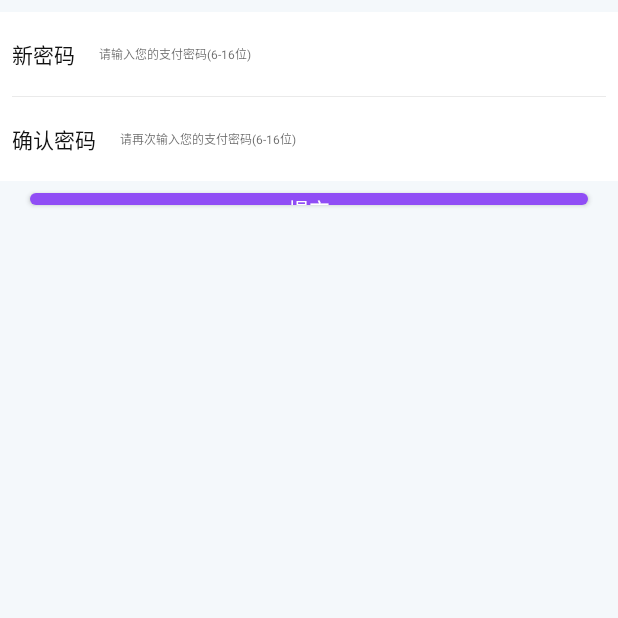
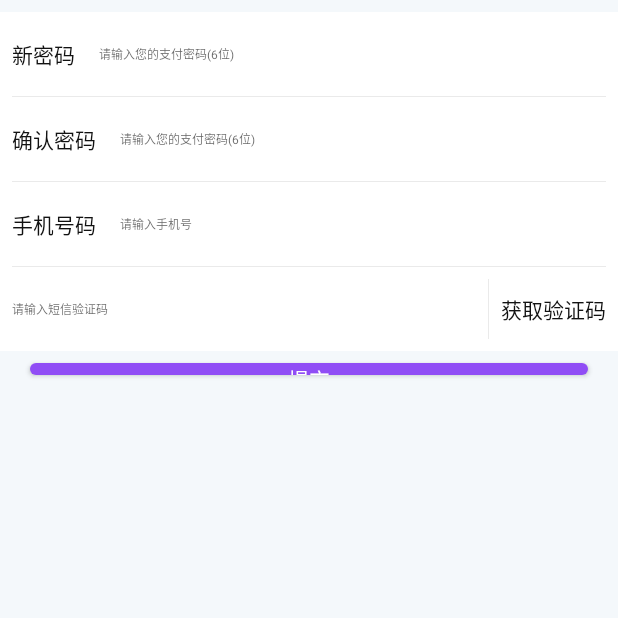
Before and after one commit to qqxliufeng/RedPacketMonkey, an Android app: the fragment PayPasswordFragment shown on its own in the app's theme, on a phone screen of 412 x 824 dp, the top half of it. Run offline under Robolectric (Android 15) with nearby library versions, the phone set to English and light mode, and no system bars; our stand-ins replace Dagger/Hilt's generated code, Room's generated code; libraries missing offline, so code that uses them is left out: android.arch.persistence, cn.jpush.im, com.zhihu.matisse, rx.android.schedulers, rx.functions and 1 more.

Commit message:
修改问题  添加聊天时间 添加支付密码功能

```diff
--- a/app/src/main/java/com/android/ql/lf/redpacketmonkey/interfaces/ViewUserAction.java
+++ b/app/src/main/java/com/android/ql/lf/redpacketmonkey/interfaces/ViewUserAction.java
@@ -35,6 +35,7 @@ public class ViewUserAction implements IViewUserAction {
             UserInfo.getInstance().setUser_as(result.optString("user_as"));
             UserInfo.getInstance().setUser_sex(result.optString("user_sex"));
             UserInfo.getInstance().setUser_dizhi(result.optString("user_dizhi"));
+            UserInfo.getInstance().setUser_z_pass(result.optString("user_z_pass"));
 
             UserInfo.getInstance().setMoney_id(result.optString("money_id"));
             UserInfo.getInstance().setMoney_sum_cou(result.optDouble("money_sum_cou"));
--- a/app/src/main/java/com/android/ql/lf/redpacketmonkey/ui/widgets/PayPsdInputView.java
+++ b/app/src/main/java/com/android/ql/lf/redpacketmonkey/ui/widgets/PayPsdInputView.java
@@ -82,7 +82,7 @@ public class PayPsdInputView extends AppCompatEditText {
      * 竖直分割线的颜色
      */
     private int divideLineColor = getResources().getColor(R.color.colorPrimary);
-    private int focusedColor = getResources().getColor(R.color.colorPrimary);
+    private int focusedColor = getResources().getColor(R.color.colorAccent);
     private RectF rectF = new RectF();
     private RectF focusedRecF = new RectF();
     private int psdType = 0;
--- a/app/src/main/java/com/android/ql/lf/redpacketmonkey/utils/ViewKt.kt
+++ b/app/src/main/java/com/android/ql/lf/redpacketmonkey/utils/ViewKt.kt
@@ -20,7 +20,7 @@ import java.util.regex.Pattern
 
 val PHONE_REG = "^(13[0-9]|14[579]|15[0-3,5-9]|16[6]|17[0135678]|18[0-9]|19[89])\\d{8}\$"
 val IDCARD_REG = "^(\\d{6})(\\d{4})(\\d{2})(\\d{2})(\\d{3})([0-9]|X)\$"
-val MONEY_REG = "^([1-9][0-9]*)\$"
+val MONEY_REG = "^(([1-9]\\d*)|([0]))(\\.(\\d){0,2})?\$"
 
 /**
  * 显示SnackBar
--- a/app/src/main/res/layout/dialog_open_red_packet_layout.xml
+++ b/app/src/main/res/layout/dialog_open_red_packet_layout.xml
@@ -54,7 +54,7 @@
             android:layout_width="wrap_content"
             android:layout_height="wrap_content"
             android:layout_gravity="center"
-            android:layout_marginTop="35dp">
+            android:layout_marginTop="@dimen/dp_40">
 
             <ImageView
                 android:id="@+id/mIvOpenRedPacketOpenAnim"
--- a/app/src/main/res/layout/dialog_wallet_password_layout.xml
+++ b/app/src/main/res/layout/dialog_wallet_password_layout.xml
@@ -15,7 +15,7 @@
             android:layout_height="wrap_content"
             android:gravity="center"
             android:padding="@dimen/dp_10"
-            android:text="请输入钱包密码"
+            android:text="请输入支付密码"
             android:textColor="@color/deepTextColor"
             android:textSize="16sp" />
 
@@ -31,15 +31,17 @@
             android:layout_width="match_parent"
             android:layout_height="wrap_content"
             android:layout_marginLeft="@dimen/dp_10"
+            android:layout_marginTop="20dp"
             android:layout_marginRight="@dimen/dp_10"
-            android:layout_marginTop="20dp"
             android:hint="请输入钱包密码"
             android:inputType="numberPassword"
+            android:layout_marginBottom="20dp"
             android:textSize="@dimen/sp_14" />
 
         <RelativeLayout
             android:layout_width="match_parent"
             android:layout_height="wrap_content"
+            android:visibility="gone"
             android:layout_marginTop="@dimen/dp_10">
 
             <TextView
--- a/app/src/main/res/layout/fragment_mine_recommend_layout.xml
+++ b/app/src/main/res/layout/fragment_mine_recommend_layout.xml
@@ -48,7 +48,7 @@
                     android:layout_centerHorizontal="true"
                     android:layout_gravity="center"
                     android:layout_marginTop="30dp"
-                    android:text="0.00"
+                    android:text="0.0"
                     android:textColor="@color/colorPrimary"
                     android:textSize="30sp" />
 
--- a/app/src/main/res/layout/fragment_pay_password_layout.xml
+++ b/app/src/main/res/layout/fragment_pay_password_layout.xml
@@ -32,12 +32,12 @@
                 android:layout_height="match_parent"
                 android:background="@null"
                 android:gravity="center_vertical"
-                android:hint="请输入您的支付密码(6-16位)"
-                android:maxLength="16"
-                android:inputType="textPassword"
+                android:hint="请输入您的支付密码(6位)"
+                android:inputType="numberPassword"
+                android:maxLength="6"
                 android:padding="@dimen/dp_10"
-                android:textSize="@dimen/sp_14"
-                android:textColor="@color/deepTextColor" />
+                android:textColor="@color/deepTextColor"
+                android:textSize="@dimen/sp_14" />
         </LinearLayout>
 
 
@@ -67,11 +67,89 @@
                 android:layout_height="match_parent"
                 android:background="@null"
                 android:gravity="center_vertical"
-                android:hint="请再次输入您的支付密码(6-16位)"
-                android:inputType="textPassword"
-                android:maxLength="16"
+                android:hint="请输入您的支付密码(6位)"
+                android:inputType="numberPassword"
+                android:maxLength="6"
                 android:padding="@dimen/dp_10"
-                android:textSize="@dimen/sp_14"
+                android:textColor="@color/deepTextColor"
+                android:textSize="@dimen/sp_14" />
+        </LinearLayout>
+
+        <View
+            android:layout_width="match_parent"
+            android:layout_height="1px"
+            android:layout_marginLeft="@dimen/dp_10"
+            android:layout_marginRight="@dimen/dp_10"
+            android:background="@color/lineColor" />
+
+        <LinearLayout
+            android:layout_width="match_parent"
+            android:layout_height="?actionBarSize"
+            android:orientation="horizontal">
+
+            <TextView
+                android:layout_width="wrap_content"
+                android:layout_height="match_parent"
+                android:gravity="center_vertical"
+                android:padding="@dimen/dp_10"
+                android:text="手机号码"
+                android:textColor="@color/deepTextColor" />
+
+            <EditText
+                android:id="@+id/mEtSettingPayPhone"
+                android:layout_width="match_parent"
+                android:layout_height="match_parent"
+                android:background="@null"
+                android:gravity="center_vertical"
+                android:hint="请输入手机号"
+                android:inputType="phone"
+                android:maxLength="11"
+                android:padding="@dimen/dp_10"
+                android:textColor="@color/deepTextColor"
+                android:textSize="@dimen/sp_14" />
+        </LinearLayout>
+
+        <View
+            android:layout_width="match_parent"
+            android:layout_height="1px"
+            android:layout_marginLeft="@dimen/dp_10"
+            android:layout_marginRight="@dimen/dp_10"
+            android:background="@color/lineColor" />
+
+        <LinearLayout
+            android:layout_width="match_parent"
+            android:layout_height="?actionBarSize"
+            android:orientation="horizontal">
+
+
+            <EditText
+                android:id="@+id/mEtSettingPayCode"
+                android:layout_width="0dp"
+                android:layout_height="match_parent"
+                android:layout_weight="1"
+                android:background="@null"
+                android:gravity="center_vertical"
+                android:hint="请输入短信验证码"
+                android:inputType="number"
+                android:maxLength="6"
+                android:padding="@dimen/dp_10"
+                android:textColor="@color/deepTextColor"
+                android:textSize="@dimen/sp_14" />
+
+            <View
+                android:layout_marginTop="@dimen/dp_10"
+                android:layout_marginBottom="@dimen/dp_10"
+                android:layout_width="1px"
+                android:layout_height="match_parent"
+                android:background="@color/lineColor"/>
+
+            <TextView
+                android:id="@+id/mTvSettingPayCode"
+                android:layout_width="wrap_content"
+                android:layout_height="match_parent"
+                android:gravity="center_vertical"
+                android:padding="@dimen/dp_10"
+                android:text="获取验证码"
                 android:textColor="@color/deepTextColor" />
         </LinearLayout>
 
```
Also changed, not shown: app/src/main/java/com/android/ql/lf/redpacketmonkey/data/UserInfo.java (+9 -2 lines), app/src/main/java/com/android/ql/lf/redpacketmonkey/ui/fragment/game/SendRedPacketFragment.kt (+5 -3 lines), app/src/main/java/com/android/ql/lf/redpacketmonkey/ui/fragment/setting/PayPasswordFragment.kt (+75 -10 lines), app/src/main/java/com/android/ql/lf/redpacketmonkey/utils/ContextKt.kt (+12 -3 lines), app/src/main/java/com/android/ql/lf/redpacketmonkey/utils/StringKt.kt (+25 -1 lines), app/src/main/res/layout/adapter_game_house_item_layout.xml (+5 -6 lines).
